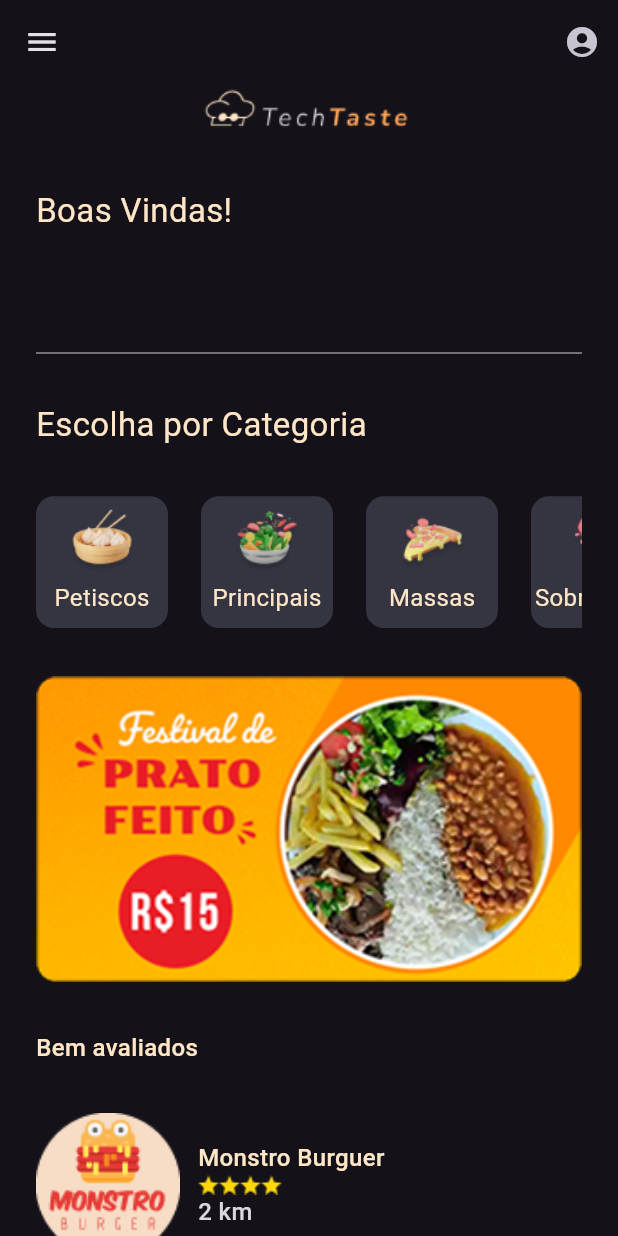
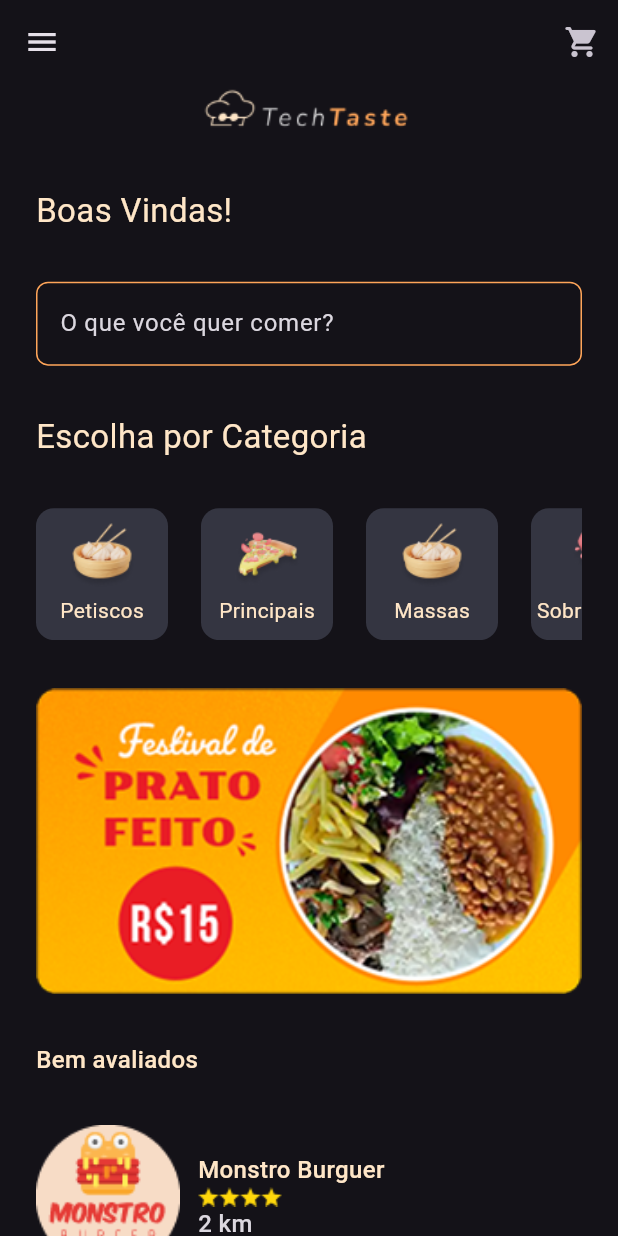
Before and after one commit to DemetriusMassard/flutter_techtaste, a Flutter app: the screen it shows after launch, after a tap on "Bora!", on a phone screen of 412 x 824 dp. Run offline on Flutter 3.47's test engine with Material 3 defaults, Android fonts, the phone set to English and light mode, and no system bars; drawn by our look-alikes of badges; project files that could hold a hidden picture were left out.

Commit message:
feat: Restaurant screen and shopping cart

```diff
--- a/lib/app/_core/app_colors.dart
+++ b/lib/app/_core/app_colors.dart
@@ -3,7 +3,7 @@ import 'package:flutter/material.dart';
 abstract class AppColors {
   static const Color backgroundColor = Color(0xFF202123);
   static const Color mainColor = Color(0xFFFFa559);
-  static const Color buttonColorPressed = Color(0xFFFF6000);
+  static const Color primaryFocusColor = Color(0xFFFF6000);
   static const Color lightBackgroundColor = Color(0xFF343541);
   static const Color mainTextColor = Color(0xFFFFe6c7);
   static const Color secondaryTextColor = Color(0xFFDBD7DF);
--- /dev/null
+++ b/lib/app/_core/widgets/appbar.dart
@@ -0,0 +1,36 @@
+import 'package:flutter/material.dart';
+import 'package:flutter_techtaste/app/_core/bag_provider.dart';
+import 'package:flutter_techtaste/app/checkout/checkout_screen.dart';
+import 'package:provider/provider.dart';
+
+import 'package:badges/badges.dart' as badges;
+
+AppBar getAppbar({required BuildContext context, String? title}) {
+  BagProvider bagProvider = Provider.of<BagProvider>(context);
+  return AppBar(
+    title: title != null ? Text(title) : null,
+    centerTitle: true,
+    actions: [
+      badges.Badge(
+        showBadge: bagProvider.dishesOnBag.isNotEmpty,
+        position: badges.BadgePosition.bottomStart(start: 0, bottom: 0),
+        badgeContent: Text(
+          bagProvider.dishesOnBag.length.toString(),
+          style: TextStyle(fontSize: 10),
+        ),
+        child: IconButton(
+            onPressed: () {
+              Navigator.push(
+                context,
+                MaterialPageRoute(
+                  builder: (context) {
+                    return CheckoutScreen();
+                  },
+                ),
+              );
+            },
+            icon: Icon(Icons.shopping_cart_rounded)),
+      ),
+    ],
+  );
+}
--- a/lib/app/homepage/homepage_screen.dart
+++ b/lib/app/homepage/homepage_screen.dart
@@ -1,5 +1,6 @@
 import 'package:flutter/material.dart';
 import 'package:flutter_techtaste/app/_core/app_colors.dart';
+import 'package:flutter_techtaste/app/_core/widgets/appbar.dart';
 import 'package:flutter_techtaste/app/homepage/widgets/category_widgets.dart';
 import 'package:flutter_techtaste/app/homepage/widgets/restaurant_widget.dart';
 import 'package:flutter_techtaste/data/categories_data.dart';
@@ -14,13 +15,11 @@ class HomepageScreen extends StatelessWidget {
   @override
   Widget build(BuildContext context) {
     RestaurantsData restaurantsData = Provider.of<RestaurantsData>(context);
+    CategoriesData categoriesData = Provider.of<CategoriesData>(context);
+
     return Scaffold(
         drawer: Drawer(),
-        appBar: AppBar(
-          actions: [
-            IconButton(onPressed: () {}, icon: Icon(Icons.account_circle))
-          ],
-        ),
+        appBar: getAppbar(context: context),
         body: Padding(
           padding: EdgeInsets.symmetric(horizontal: 24),
           child: SingleChildScrollView(
@@ -42,7 +41,20 @@ class HomepageScreen extends StatelessWidget {
                     color: AppColors.mainTextColor,
                   ),
                 ),
-                TextFormField(),
+                TextField(
+                  decoration: InputDecoration(
+                    enabledBorder: OutlineInputBorder(
+                      borderSide: BorderSide(color: AppColors.mainColor),
+                      borderRadius: BorderRadius.circular(8),
+                    ),
+                    border: OutlineInputBorder(
+                      borderSide: BorderSide(color: AppColors.mainColor),
+                      borderRadius: BorderRadius.circular(8),
+                    ),
+                    labelText: "O que você quer comer?",
+                    labelStyle: TextStyle(color: AppColors.secondaryTextColor),
+                  ),
+                ),
                 Text(
                   "Escolha por Categoria",
                   style: TextStyle(
@@ -56,10 +68,10 @@ class HomepageScreen extends StatelessWidget {
                   child: Row(
                     spacing: 22,
                     children: List.generate(
-                      CategoriesData.listCategories.length,
+                      categoriesData.listCategories.length,
                       (index) {
                         return CategoryWidget(
-                          category: CategoriesData.listCategories[index],
+                          category: categoriesData.listCategories[index],
                         );
                       },
                     ),
--- a/lib/app/homepage/widgets/category_widgets.dart
+++ b/lib/app/homepage/widgets/category_widgets.dart
@@ -1,8 +1,10 @@
 import 'package:flutter/material.dart';
 import 'package:flutter_techtaste/app/_core/app_colors.dart';
 
+import '../../../model/category.dart';
+
 class CategoryWidget extends StatelessWidget {
-  final String category;
+  final Category category;
   const CategoryWidget({required this.category, super.key});
 
   @override
@@ -19,13 +21,13 @@ class CategoryWidget extends StatelessWidget {
         mainAxisAlignment: MainAxisAlignment.center,
         children: [
           Image.asset(
-            "lib/assets/categories/$category.png",
+            "lib/assets/${category.imagePath}",
             height: 48,
           ),
           Text(
-            category,
+            category.name,
             style: TextStyle(
-              fontSize: 16,
+              fontSize: 14,
               fontWeight: FontWeight.w400,
               color: AppColors.mainTextColor,
             ),
--- a/lib/app/homepage/widgets/restaurant_widget.dart
+++ b/lib/app/homepage/widgets/restaurant_widget.dart
@@ -1,5 +1,6 @@
 import 'package:flutter/material.dart';
 import 'package:flutter_techtaste/app/_core/app_colors.dart';
+import 'package:flutter_techtaste/app/restaurant/restaurant_screen.dart';
 import 'package:flutter_techtaste/model/restaurant.dart';
 
 class RestaurantWidget extends StatelessWidget {
@@ -8,7 +9,18 @@ class RestaurantWidget extends StatelessWidget {
 
   @override
   Widget build(BuildContext context) {
-    return Row(
+    return InkWell(
+      onTap: () {
+        Navigator.push(
+          context,
+          MaterialPageRoute(
+            builder: (context) {
+              return RestaurantScreen(restaurant: restaurant);
+            },
+          ),
+        );
+      },
+      child: Row(
         spacing: 12,
         children: [
           Image.asset(
@@ -46,6 +58,7 @@ class RestaurantWidget extends StatelessWidget {
             ],
           )
         ],
+      ),
     );
   }
 }
--- a/lib/data/categories_data.dart
+++ b/lib/data/categories_data.dart
@@ -1,9 +1,22 @@
-abstract class CategoriesData {
-  static List<String> listCategories = [
-    "Petiscos",
-    "Principais",
-    "Massas",
-    "Sobremesa",
-    "Bebidas"
-  ];
+import 'dart:convert';
+
+import 'package:flutter/material.dart';
+import 'package:flutter/services.dart';
+
+import '../model/category.dart';
+
+class CategoriesData extends ChangeNotifier {
+  List<Category> listCategories = [];
+
+  Future<void> getCategories() async {
+    String jsonString =
+        await (rootBundle.loadString('lib/assets/categories.json'));
+    Map<String, dynamic> data = json.decode(jsonString);
+    List<dynamic> categoriesData = data['categories'];
+
+    for (var newCategory in categoriesData) {
+      Category category = Category.fromMap(newCategory);
+      listCategories.add(category);
+    }
+  }
 }
--- a/lib/main.dart
+++ b/lib/main.dart
@@ -1,4 +1,6 @@
 import 'package:flutter/material.dart';
+import 'package:flutter_techtaste/app/_core/bag_provider.dart';
+import 'package:flutter_techtaste/data/categories_data.dart';
 import 'package:flutter_techtaste/data/restaurants_data.dart';
 import 'package:provider/provider.dart';
 
@@ -6,9 +8,11 @@ import 'app/app.dart';
 
 void main() async {
   WidgetsFlutterBinding.ensureInitialized();
-  //List<Restaurant> listRestaurant = await (RestaurantsData().getRestaurants());
+
   RestaurantsData restaurantsData = RestaurantsData();
+  CategoriesData categoriesData = CategoriesData();
   await (restaurantsData.getRestaurants());
+  await (categoriesData.getCategories());
 
   runApp(
     MultiProvider(
@@ -18,6 +22,12 @@ void main() async {
             return restaurantsData;
           },
         ),
+        ChangeNotifierProvider(
+          create: (context) {
+            return categoriesData;
+          },
+        ),
+        ChangeNotifierProvider(create: (context) => BagProvider())
       ],
       child: MyApp(),
     ),
--- /dev/null
+++ b/lib/model/category.dart
@@ -0,0 +1,28 @@
+class Category {
+  Category({
+    required this.id,
+    required this.name,
+    required this.imagePath,
+  });
+
+  String id;
+  String name;
+  String imagePath;
+
+  Map<String, dynamic> toMap() {
+    return {'id': id, 'name': name, 'imagePath': imagePath};
+  }
+
+  factory Category.fromMap(Map<String, dynamic> map) {
+    return Category(
+      id: map['id'],
+      name: map['name'],
+      imagePath: map['imagePath'],
+    );
+  }
+
+  @override
+  String toString() {
+    return "Category(id: $id, name: $name, imagePath: $imagePath)";
+  }
+}
--- /dev/null
+++ b/lib/model/dish.dart
@@ -0,0 +1,40 @@
+class Dish {
+  Dish({
+    required this.id,
+    required this.name,
+    required this.description,
+    required this.price,
+    required this.imagePath,
+  });
+
+  final String id;
+  final String name;
+  final String description;
+  final int price;
+  final String imagePath;
+
+  Map<String, dynamic> toMap() {
+    return {
+      'id': id,
+      'name': name,
+      'description': description,
+      'price': price,
+      'imagePath': imagePath,
+    };
+  }
+
+  factory Dish.fromMap(Map<String, dynamic> map) {
+    return Dish(
+      id: map['id'],
+      name: map['name'],
+      description: map['description'],
+      price: map['price'],
+      imagePath: map['imagePath'],
+    );
+  }
+
+  @override
+  String toString() {
+    return 'Dish(id: $id, name: $name, description: $description, price: $price, imagePath: $imagePath)';
+  }
+}
--- a/lib/model/restaurant.dart
+++ b/lib/model/restaurant.dart
@@ -1,13 +1,15 @@
+import 'package:flutter_techtaste/model/dish.dart';
+
 class Restaurant {
-  Restaurant({
-    required this.id,
+  Restaurant(
+      {required this.id,
       required this.imagePath,
       required this.name,
       required this.description,
       required this.stars,
       required this.distance,
       required this.categories,
-  });
+      required this.dishes});
 
   String id;
   String imagePath;
@@ -16,6 +18,7 @@ class Restaurant {
   double stars;
   int distance;
   List<String> categories;
+  List<Dish> dishes;
 
   Map<String, dynamic> toMap() {
     return {
@@ -26,6 +29,7 @@ class Restaurant {
       'stars': stars,
       'distance': distance,
       'categories': categories,
+      'dishes': dishes.map((dish) => dish.toMap()).toList()
     };
   }
 
@@ -38,6 +42,7 @@ class Restaurant {
       stars: map['stars'],
       distance: map['distance'],
       categories: List<String>.from(map['categories']),
+      dishes: List<Dish>.from(map['dishes'].map((dish) => Dish.fromMap(dish))),
     );
   }
 
--- a/pubspec.yaml
+++ b/pubspec.yaml
@@ -36,6 +36,7 @@ dependencies:
   # Use with the CupertinoIcons class for iOS style icons.
   cupertino_icons: ^1.0.8
   provider: ^6.1.4
+  badges: ^3.1.2
 
 dev_dependencies:
   flutter_test:
```
Also changed, not shown: lib/app/_core/bag_provider.dart (added, +33 -0 lines), lib/app/checkout/checkout_screen.dart (added, +86 -0 lines), lib/app/restaurant/restaurant_screen.dart (added, +65 -0 lines), lib/assets/categories.json (added, +29 -0 lines), lib/assets/categories/Sobremesas.png (renamed from lib/assets/categories/Sobremesa.png), pubspec.lock, 4 other files. Lines whose indentation alone changed are shown as unchanged.
